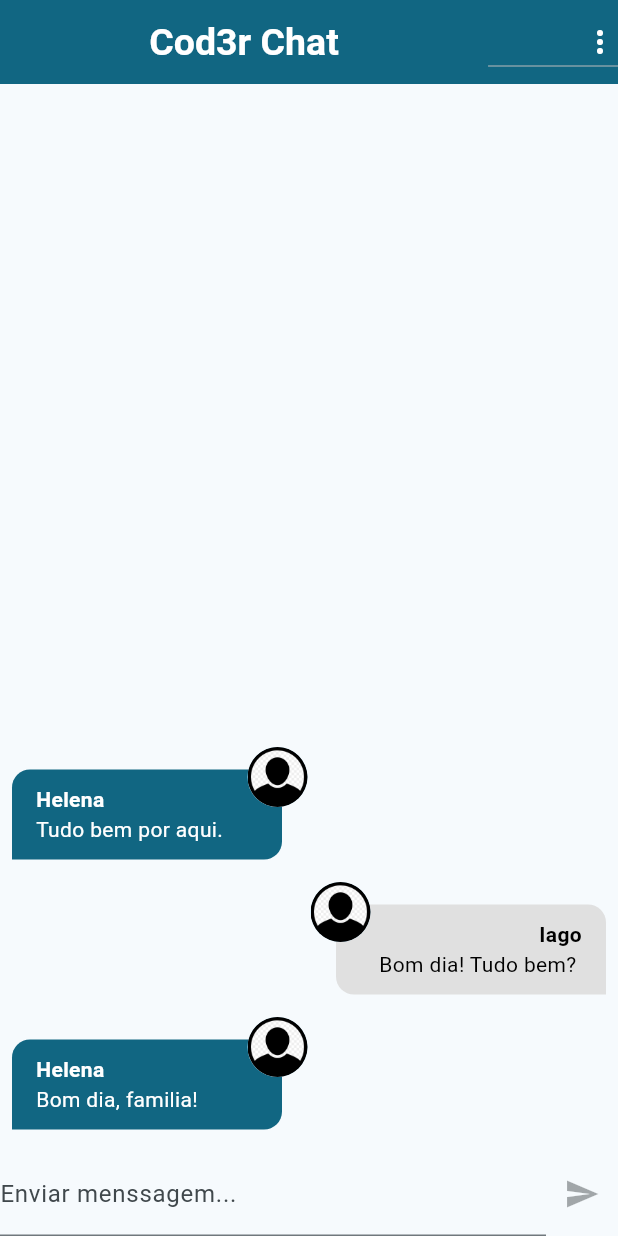
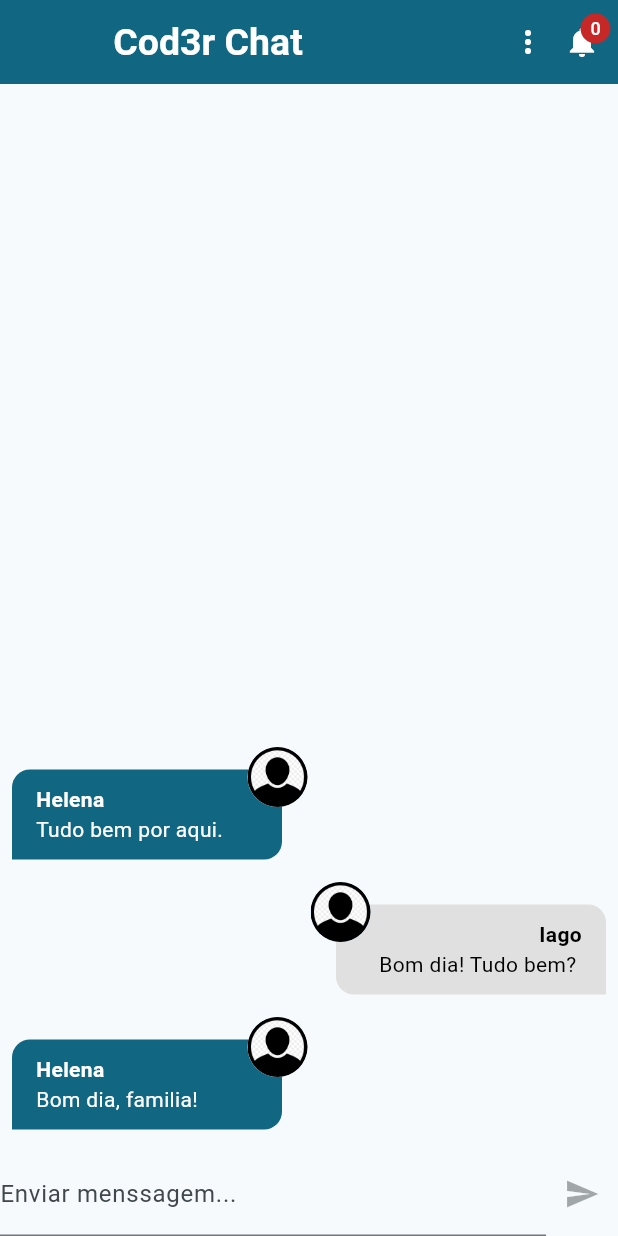
Before and after one commit to IagoMesquita/chat_flutter, a Flutter app: the screen it shows after launch, on a phone screen of 412 x 824 dp. Run offline on Flutter 3.47's test engine with Material 3 defaults, Android fonts, the phone set to English and light mode, and no system bars; our stand-ins replace image_picker; accounts and stored records are empty.

Commit message:
feat: add buttom notification

```diff
--- a/lib/pages/chat_page.dart
+++ b/lib/pages/chat_page.dart
@@ -1,7 +1,13 @@
+import 'dart:math';
+
+import 'package:chat_2025/core/model/chat_notification.dart';
 import 'package:chat_2025/core/service/auth/auth_service.dart';
+import 'package:chat_2025/core/service/notification/chat_notification_service.dart';
+import 'package:chat_2025/pages/notification_page.dart';
 import 'package:chat_2025/widgets/messages.dart';
 import 'package:chat_2025/widgets/new_message.dart';
 import 'package:flutter/material.dart';
+import 'package:provider/provider.dart';
 
 class ChatPage extends StatelessWidget {
   const ChatPage({super.key});
@@ -21,7 +27,8 @@ class ChatPage extends StatelessWidget {
           fontWeight: FontWeight.bold,
         ),
         actions: [
-          DropdownButton(
+          DropdownButtonHideUnderline(
+            child: DropdownButton(
               icon: const Icon(
                 Icons.more_vert,
                 color: Colors.white,
@@ -35,16 +42,49 @@ class ChatPage extends StatelessWidget {
                           Icons.exit_to_app,
                           color: Colors.black87,
                         ),
-                      SizedBox(width: 10,),
+                        SizedBox(
+                          width: 10,
+                        ),
                         Text('Sair')
                       ],
                     ))
               ],
               onChanged: (value) {
-              if(value == 'logout') {
+                if (value == 'logout') {
                   AuthService().logout();
                 }
               },
+            ),
+          ),
+          Stack(
+            children: [
+              IconButton(
+                icon: const Icon(
+                  Icons.notifications,
+                  color: Colors.white,
+                ),
+                onPressed: () {
+                  Navigator.of(context).push(MaterialPageRoute(builder: (ctx) {
+                    return const NotificationPage();
+                  }));
+                },
+              ),
+              Positioned(
+                top: 5,
+                right: 5,
+                child: CircleAvatar(
+                  maxRadius: 10,
+                  backgroundColor: Colors.red.shade800,
+                  child: Text(
+                    '${Provider.of<ChatNotificationService>(context).itemsCount}',
+                    style: const TextStyle(
+                      fontSize: 12,
+                      color: Colors.white,
+                    ),
+                  ),
+                ),
+              ),
+            ],
           )
         ],
       ),
@@ -57,6 +97,16 @@ class ChatPage extends StatelessWidget {
           ],
         ),
       ),
+      // floatingActionButton: FloatingActionButton(
+      //   child: const Icon(Icons.add),
+      //   onPressed: () {
+      //     Provider.of<ChatNotificationService>(context, listen: false)
+      //         .add(ChatNotification(
+      //       title: 'Mais uma notificacao',
+      //       body: Random().nextDouble().toString(),
+      //     ));
+      //   },
+      // ),
     );
   }
 }
```
Lines whose indentation alone changed are shown as unchanged.
